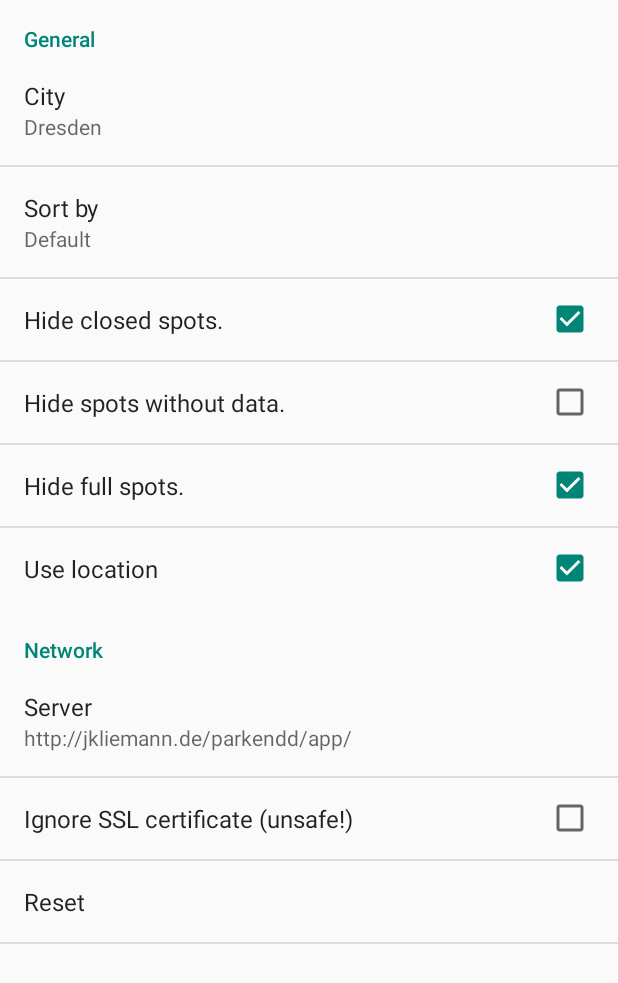
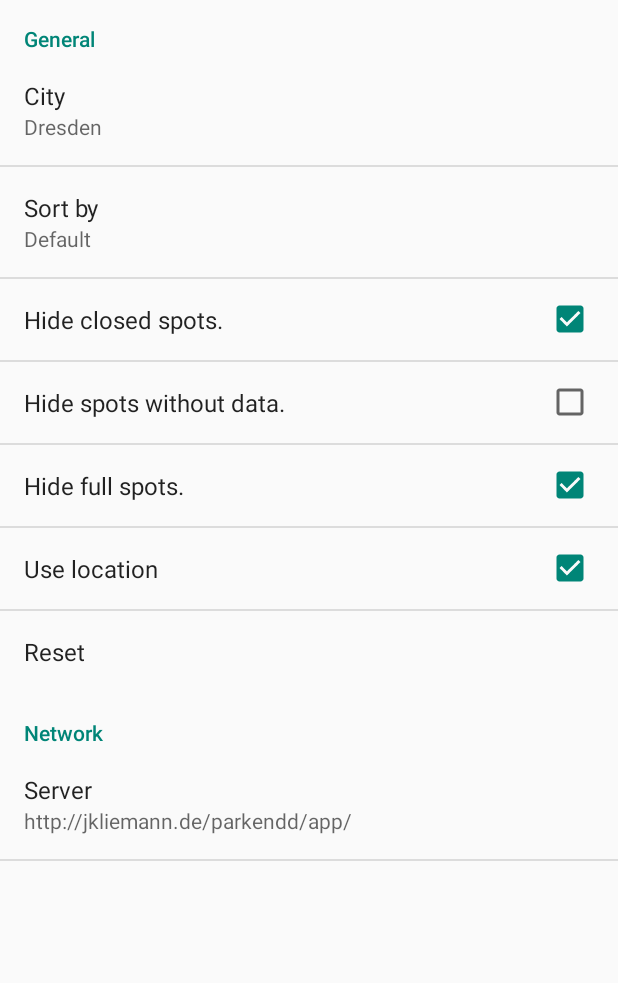
Before and after one commit to jklmnn/ParkenDD, an Android app: the screen it shows after launch (SettingsActivity), in the options menu, after a tap on "Settings", on a phone screen of 412 x 824 dp. Shown: the top 983 px of the screen. Run offline under Robolectric (Android 15) with nearby library versions, the phone set to English and light mode, and no system bars.

Commit message:
Removed SSL settings.

```diff
--- a/app/src/main/java/de/jkliemann/parkendd/Fetch.java
+++ b/app/src/main/java/de/jkliemann/parkendd/Fetch.java
@@ -101,11 +101,7 @@ public class Fetch extends AsyncTask<String, Void, ArrayList<ParkingSpot>> {
             URL url = new URL(address + URLEncoder.encode(this.CITY, "UTF-8"));
             HttpURLConnection cn = null;
             try {
-                if (PreferenceManager.getDefaultSharedPreferences(context).getBoolean("ignore_cert", false)) {
-                    cn = Util.getUnsecureConnection(url);
-                }else {
-                    cn = (HttpURLConnection) url.openConnection();
-                }
+                cn = (HttpURLConnection) url.openConnection();
             }catch (IOException e){
                 e.printStackTrace();
                 error = 3;
--- a/app/src/main/java/de/jkliemann/parkendd/FetchForecast.java
+++ b/app/src/main/java/de/jkliemann/parkendd/FetchForecast.java
@@ -54,11 +54,7 @@ public class FetchForecast extends AsyncTask<String, Void, int[]> {
             URL url = new URL(address + city + "/forecast/" + parm);
             HttpURLConnection cn = null;
             try {
-                if (PreferenceManager.getDefaultSharedPreferences(context).getBoolean("ignore_cert", false)) {
-                    cn = Util.getUnsecureConnection(url);
-                } else {
-                    cn = (HttpURLConnection) url.openConnection();
-                }
+                cn = (HttpURLConnection) url.openConnection();
             } catch (IOException e) {
                 e.printStackTrace();
                 error = 3;
--- a/app/src/main/java/de/jkliemann/parkendd/Server.java
+++ b/app/src/main/java/de/jkliemann/parkendd/Server.java
@@ -67,11 +67,7 @@ public class Server extends AsyncTask<Context, Void, String[]> {
             URL url = new URL(urlstring);
             HttpURLConnection connection = null;
             try {
-                if(PreferenceManager.getDefaultSharedPreferences(this.context).getBoolean("ignore_cert", false)){
-                    connection = Util.getUnsecureConnection(url);
-                }else {
-                    connection = (HttpURLConnection) url.openConnection();
-                }
+                connection = (HttpURLConnection) url.openConnection();
             }catch (IOException e) {
                 e.printStackTrace();
                 error = 2;
--- a/app/src/main/res/xml/pref_general.xml
+++ b/app/src/main/res/xml/pref_general.xml
@@ -24,5 +24,7 @@
         android:key="use_location"
         android:title="@string/setting_location"
         android:defaultValue="true"/>
-
+    <Preference
+        android:key="reset"
+        android:title="@string/setting_reset" />
 </PreferenceScreen>
--- a/app/src/main/res/xml/pref_network.xml
+++ b/app/src/main/res/xml/pref_network.xml
@@ -7,12 +7,4 @@
         android:inputType="textUri"
         android:singleLine="true"
         android:maxLines="1" />
-    <CheckBoxPreference
-        android:key="ignore_cert"
-        android:title="@string/setting_ignore_cert"
-        android:defaultValue="false" />
-    <Preference
-        android:key="reset"
-        android:title="@string/setting_reset"
-        />
 </PreferenceScreen>
```
